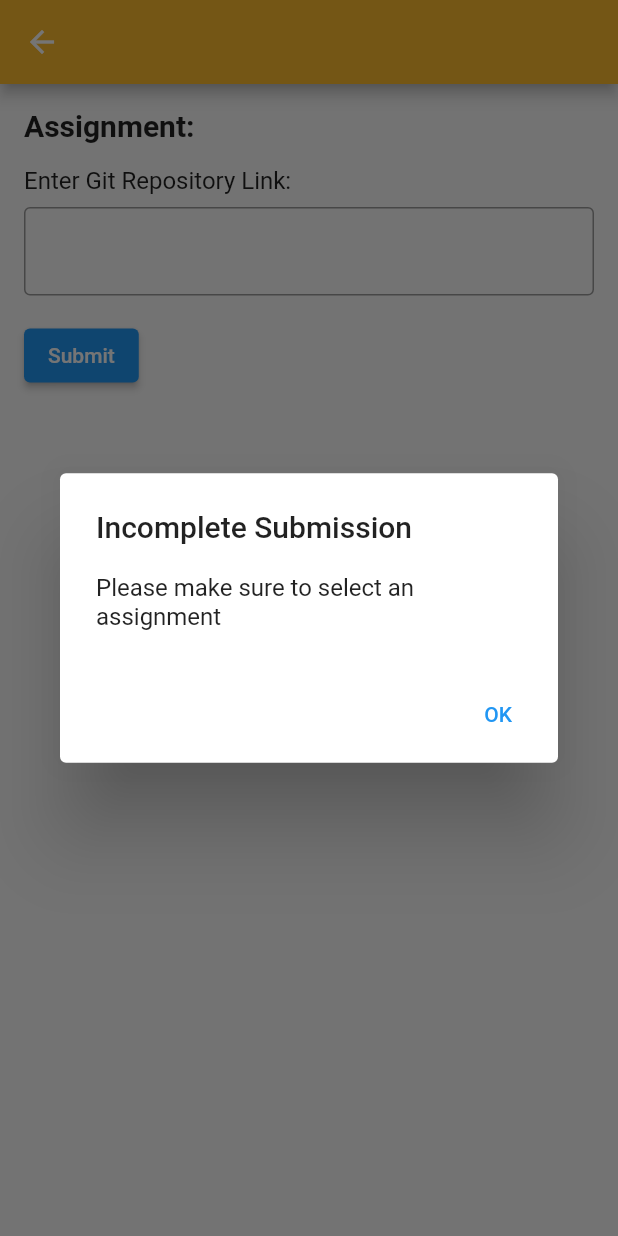
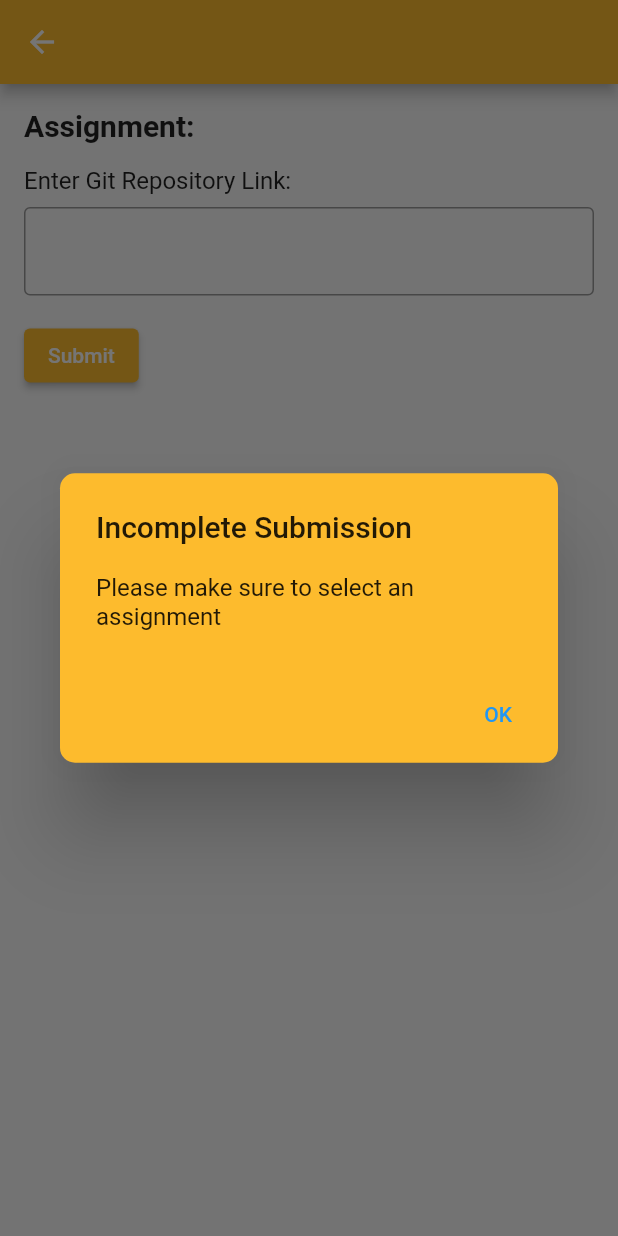
Before and after one commit to Kathurjan/elosystem, a Flutter app: the AssignmentSubmission screen opened directly with empty values, after a tap on "Submit", on a phone screen of 412 x 824 dp. Run offline on Flutter 3.47's test engine with Material 2 defaults, Android fonts, the light colour scheme and no system bars; our stand-ins replace cloud_firestore, firebase_auth, firebase_core, firebase_storage, image_picker, qr_flutter; missing offline and left inert: clipboard, qr_code_scanner; accounts and stored records are empty.

Commit message:
some minor changes

```diff
--- a/lib/screens/assignmentScreens/student/assignmentSubmission.dart
+++ b/lib/screens/assignmentScreens/student/assignmentSubmission.dart
@@ -1,9 +1,10 @@
-// ignore_for_file: use_build_context_synchronously, library_private_types_in_public_api
+// assignmentSubmission.dart
 
 import 'package:flutter/material.dart';
 import '../../../utils/color_utils.dart';
 import '../../../utils/fire_service/assignment_service.dart';
 import '../../../utils/fire_service/auth_service.dart';
+import 'assignmentSubmission.dart';
 
 class AssignmentSubmission extends StatefulWidget {
   final Map<String, dynamic> assignment;
@@ -60,6 +61,9 @@ class _AssignmentSubmissionState extends State<AssignmentSubmission> {
               onPressed: () {
                 submitAssignment();
               },
+              style: ElevatedButton.styleFrom(
+                primary: hexStringToColor("fdbb2d"),
+              ),
               child: const Text('Submit'),
             ),
           ],
@@ -73,11 +77,15 @@ class _AssignmentSubmissionState extends State<AssignmentSubmission> {
     String assignmentId = widget.assignmentId;
     String studentId = await _authService.getCurrentUserId() ?? '';
 
-// checking if both assignmentId and studentId are not empty
+    // checking if both assignmentId and studentId are not empty
     if (assignmentId.isNotEmpty && studentId.isNotEmpty) {
       try {
-        // aubmit the assignment using the assignmentService
-        await _assignmentService.submitAssignment(assignmentId, studentId, gitRepoLink);
+        // submit the assignment using the assignmentService
+        await _assignmentService.submitAssignment(
+          assignmentId,
+          studentId,
+          gitRepoLink,
+        );
 
         // show a dialog to indicate successful submission
         showDialog(
@@ -95,6 +103,10 @@ class _AssignmentSubmissionState extends State<AssignmentSubmission> {
                 child: const Text('OK'),
               ),
             ],
+            backgroundColor: hexStringToColor("fdbb2d"),
+            shape: RoundedRectangleBorder(
+              borderRadius: BorderRadius.circular(10),
+            ),
           ),
         );
       } catch (error) {
@@ -102,7 +114,9 @@ class _AssignmentSubmissionState extends State<AssignmentSubmission> {
           context: context,
           builder: (context) => AlertDialog(
             title: const Text('Submission Failed'),
-            content: const Text('There was an error while submitting your assignment. Please try again.'),
+            content: const Text(
+              'There was an error while submitting your assignment. Please try again.',
+            ),
             actions: [
               TextButton(
                 onPressed: () {
@@ -111,6 +125,10 @@ class _AssignmentSubmissionState extends State<AssignmentSubmission> {
                 child: const Text('OK'),
               ),
             ],
+            backgroundColor: hexStringToColor("fdbb2d"),
+            shape: RoundedRectangleBorder(
+              borderRadius: BorderRadius.circular(10),
+            ),
           ),
         );
       }
@@ -128,6 +146,10 @@ class _AssignmentSubmissionState extends State<AssignmentSubmission> {
               child: const Text('OK'),
             ),
           ],
+          backgroundColor: hexStringToColor("fdbb2d"),
+          shape: RoundedRectangleBorder(
+            borderRadius: BorderRadius.circular(10),
+          ),
         ),
       );
     }
--- a/lib/screens/teacher_screen.dart
+++ b/lib/screens/teacher_screen.dart
@@ -120,7 +120,7 @@ class _TeacherScreenState extends State<TeacherScreen> {
                             Navigator.push(
                               context,
                               MaterialPageRoute(
-                                builder: (context) => QuizScreen(),
+                                builder: (context) => AssignmentScreen(),
                               ),
                             );
                           }),
```
Also changed, not shown: lib/screens/assignmentScreens/teacher/existingAssignment.dart (+15 -4 lines), lib/utils/fire_service/assignment_service.dart (+5 -4 lines), pubspec.lock.
